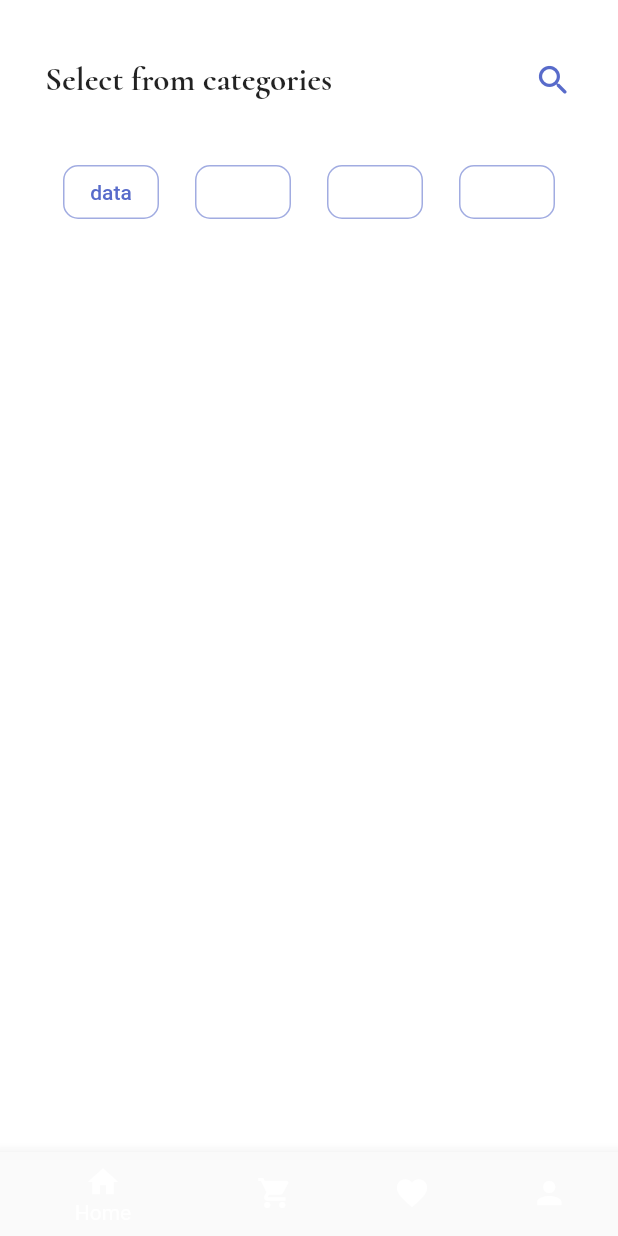
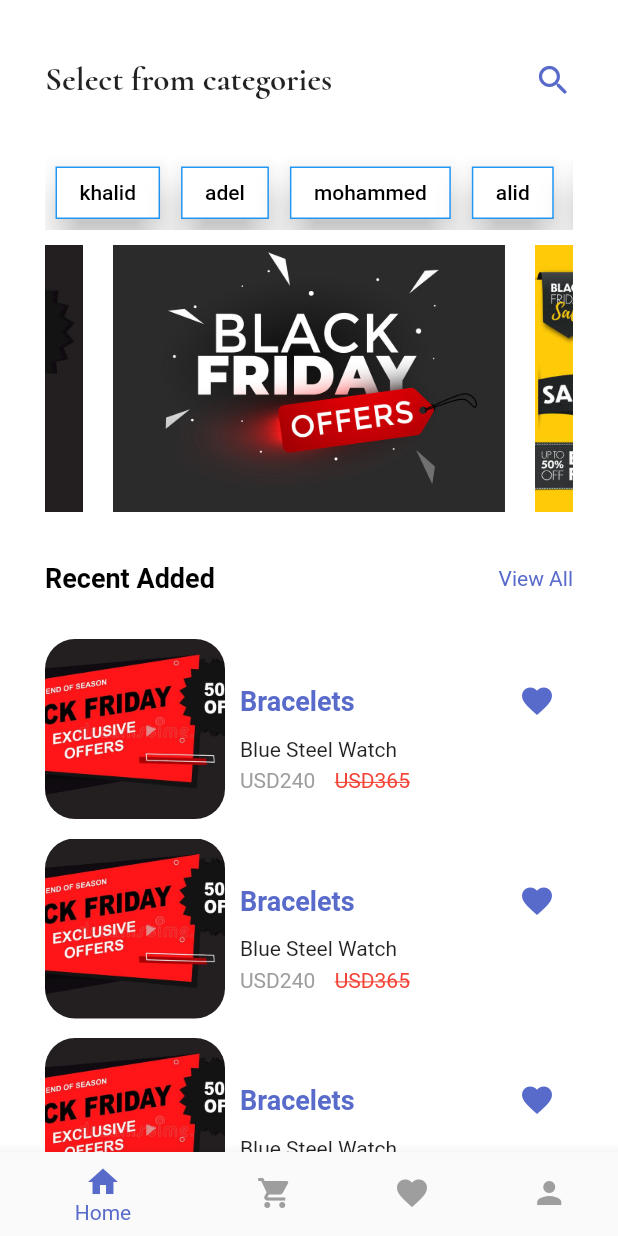
Before and after one commit to DevAdelDali/Flutter_store, a Flutter app: the screen it shows after launch, on a phone screen of 412 x 824 dp. Run offline on Flutter 3.47's test engine with Material 2 defaults, Android fonts, the phone set to English and light mode, and no system bars; drawn by our look-alikes of carousel_slider, custom_radio_grouped_button; our stand-ins replace get, google_fonts; generated files the repository leaves out were written again.

Commit message:
thhe home page almost done

```diff
--- a/lib/main.dart
+++ b/lib/main.dart
@@ -58,4 +58,3 @@ class MyApp extends StatelessWidget {
     );
   }
 }
-///كس اخت وجهك يخالد
--- a/lib/theme.dart
+++ b/lib/theme.dart
@@ -12,15 +12,16 @@ class AppTheme {
 
       ),
     ),*/
-    buttonTheme: ButtonThemeData(
-      buttonColor: Colors.red
+    bottomNavigationBarTheme: const BottomNavigationBarThemeData(
+        selectedItemColor: Color(0xff586BCA), unselectedItemColor: Colors.grey),
+    buttonTheme: const ButtonThemeData(
+      buttonColor: Colors.red,
     ),
     textButtonTheme: TextButtonThemeData(
       style: ButtonStyle(
-        overlayColor: MaterialStateProperty.all(Colors.red),
-        backgroundColor: MaterialStateProperty.all(Colors.red) ,
-        foregroundColor: MaterialStateProperty.all(Colors.red)
-      ),
+          overlayColor: MaterialStateProperty.all(Colors.red),
+          backgroundColor: MaterialStateProperty.all(Colors.red),
+          foregroundColor: MaterialStateProperty.all(Colors.red)),
     ),
     bannerTheme: MaterialBannerThemeData(backgroundColor: Colors.red),
     colorScheme: const ColorScheme.light(
--- a/lib/view/Screen/Bn_Screens/home_screen.dart
+++ b/lib/view/Screen/Bn_Screens/home_screen.dart
@@ -1,5 +1,7 @@
+import 'package:carousel_slider/carousel_slider.dart';
 import 'package:flutter/material.dart';
 import 'package:google_fonts/google_fonts.dart';
+import 'package:custom_radio_grouped_button/custom_radio_grouped_button.dart';
 
 class HomeScreen extends StatefulWidget {
   const HomeScreen({Key? key}) : super(key: key);
@@ -8,13 +10,19 @@ class HomeScreen extends StatefulWidget {
   State<HomeScreen> createState() => _HomeScreenState();
 }
 
+final List<String> images = [
+  'images/black_friday.jpg',
+  'images/offers.jpg',
+  'images/offers3.jpg',
+];
+
 class _HomeScreenState extends State<HomeScreen> {
   @override
   Widget build(BuildContext context) {
     return Scaffold(
       body: Container(
-        padding: EdgeInsets.only(top: 40),
-        margin: EdgeInsets.symmetric(horizontal: 30),
+        padding: const EdgeInsets.only(top: 40),
+        margin: const EdgeInsets.symmetric(horizontal: 30),
         child: Column(
           // mainAxisAlignment: MainAxisAlignment.center,
           children: [
@@ -32,74 +40,154 @@ class _HomeScreenState extends State<HomeScreen> {
                 ),
               ],
             ),
-            SizedBox(
+            const SizedBox(
               height: 37,
             ),
-            Row(
+            SingleChildScrollView(
+              scrollDirection: Axis.horizontal,
+              child: Row(
                 mainAxisAlignment: MainAxisAlignment.spaceAround,
                 children: [
-                OutlinedButton(
+                  CustomCheckBoxGroup(
 
-                  onPressed: () {},
-                  child: Text('data',style: TextStyle(color: Color(0xff586BCA)),),
-                  style: ButtonStyle(
-                    side: MaterialStateProperty.all(
-                      BorderSide(
-                        color: Color(0x8f586BCA),
+                      // horizontal: true,
+                      horizontal: false,
+                      enableButtonWrap: false,
+                      autoWidth: true,
+                      buttonValuesList: const [
+                        //بيانات افتراضية
+                        'khalid',
+                        'adel',
+                        'mohammed',
+                        'alid',
+                        'said'
+                      ],
+                      buttonLables: const [
+                        //بيانات افتراضية
+                        'khalid',
+                        'adel',
+                        'mohammed',
+                        'alid',
+                        'said'
+                      ],
+                      checkBoxButtonValues: (value) {},
+                      selectedColor: const Color(0xff586BCA),
+                      unSelectedColor: Colors.white),
+                ],
               ),
             ),
-                    shape: MaterialStateProperty.all(
-                      RoundedRectangleBorder(
-                          borderRadius: BorderRadius.all(Radius.circular(10))),
+            CarouselSlider(
+              options: CarouselOptions(
+                autoPlay: true,
+              ),
+              items: images
+                  .map((item) => Container(
+                      margin: const EdgeInsets.all(10),
+                      child: Image.asset(item, fit: BoxFit.cover, width: 1000)))
+                  .toList(),
+            ),
+            const SizedBox(
+              height: 24,
+            ),
+            Row(
+              mainAxisAlignment: MainAxisAlignment.spaceBetween,
+              children: const [
+                Text(
+                  'Recent Added',
+                  style: TextStyle(
+                      color: Colors.black,
+                      fontWeight: FontWeight.bold,
+                      fontSize: 18),
+                ),
+                Text(
+                  'View All',
+                  style: TextStyle(color: Color(0xff586BCA)),
+                ),
+              ],
+            ),
+            const SizedBox(
+              height: 30,
+            ),
+            Expanded(
+              child: ListView.separated(
+                separatorBuilder: (BuildContext context, int index) =>
+                    const SizedBox(
+                  height: 13,
+                ),
+                // shrinkWrap: true,
+                itemCount: 6,
+                itemBuilder: (BuildContext context, int index) {
+                  return InkWell(
+                    onTap: () {},
+                    child: Row(
+                      children: [
+                        const SizedBox(
+                          height: 120,
+                          width: 120,
+                          child: ClipRRect(
+                            borderRadius: BorderRadius.all(Radius.circular(20)),
+                            child: Image(
+                              image: AssetImage('images/offers3.jpg'),
+                              fit: BoxFit.cover,
                             ),
                           ),
                         ),
-                OutlinedButton(
+                        const SizedBox(
+                          width: 10,
+                        ),
+                        Flexible(
+                          child: Column(
+                            crossAxisAlignment: CrossAxisAlignment.start,
+                            // mainAxisAlignment: MainAxisAlignment.spaceAround,
+                            mainAxisSize: MainAxisSize.max,
+                            children: [
+                              Row(
+                                mainAxisAlignment:
+                                    MainAxisAlignment.spaceBetween,
+                                children: [
+                                  const Text(
+                                    'Bracelets',
+                                    style: TextStyle(
+                                        color: Color(0xff586BCA),
+                                        fontSize: 18,
+                                        fontWeight: FontWeight.bold),
+                                  ),
+                                  IconButton(
                                     onPressed: () {},
-                  child: Text('data'),
-                  style: ButtonStyle(
-                    side: MaterialStateProperty.all(
-                      BorderSide(
-                        color: Color(0x8f586BCA),
+                                    icon: const Icon(Icons.favorite),
+                                    color: const Color(0xff586BCA),
+                                  )
+                                ],
                               ),
+                              const Text('Blue Steel Watch'),
+                              const SizedBox(
+                                height: 5,
                               ),
-                    shape: MaterialStateProperty.all(
-                      RoundedRectangleBorder(
-                          borderRadius: BorderRadius.all(Radius.circular(10))),
+                              Row(
+                                children: const [
+                                  Text(
+                                    'USD240',
+                                    style: TextStyle(color: Colors.grey),
                                   ),
+                                  SizedBox(
+                                    width: 13,
                                   ),
-                ),
-                OutlinedButton(
-                  onPressed: () {},
-                  child: Text('data'),
-                  style: ButtonStyle(
-                    side: MaterialStateProperty.all(
-                      BorderSide(
-                        color: Color(0x8f586BCA),
-                      ),
-                    ),
-                    shape: MaterialStateProperty.all(
-                      RoundedRectangleBorder(
-                          borderRadius: BorderRadius.all(Radius.circular(10))),
-                    ),
-                  ),
-                ),
-                OutlinedButton(
-                  onPressed: () {},
-                  child: Text('data'),
-                  style: ButtonStyle(
-                    side: MaterialStateProperty.all(
-                      BorderSide(
-                        color: Color(0x8f586BCA),
-                      ),
-                    ),
-                    shape: MaterialStateProperty.all(
-                      RoundedRectangleBorder(
-                          borderRadius: BorderRadius.all(Radius.circular(10))),
-                    ),
-                  ),
+                                  Text(
+                                    'USD365',
+                                    style: TextStyle(
+                                        color: Colors.red,
+                                        decoration: TextDecoration.lineThrough),
                                   ),
                                 ],
+                              )
+                            ],
+                          ),
+                        )
+                      ],
+                    ),
+                  );
+                },
+              ),
             )
           ],
         ),
--- a/pubspec.yaml
+++ b/pubspec.yaml
@@ -41,6 +41,8 @@ dependencies:
   flutter_localizations: #for multi language
     sdk: flutter
   intl: ^0.17.0
+  carousel_slider: ^4.1.1
+  custom_radio_grouped_button: ^2.1.2+2
 
 dev_dependencies:
   flutter_test:
```
Also changed, not shown: lib/view/Screen/Start/out_bording_screen.dart (+9 -11 lines), images/black_friday.jpg (added), images/offers.jpg (added), images/offers3.jpg (added), pubspec.lock. Lines whose indentation alone changed are shown as unchanged.
